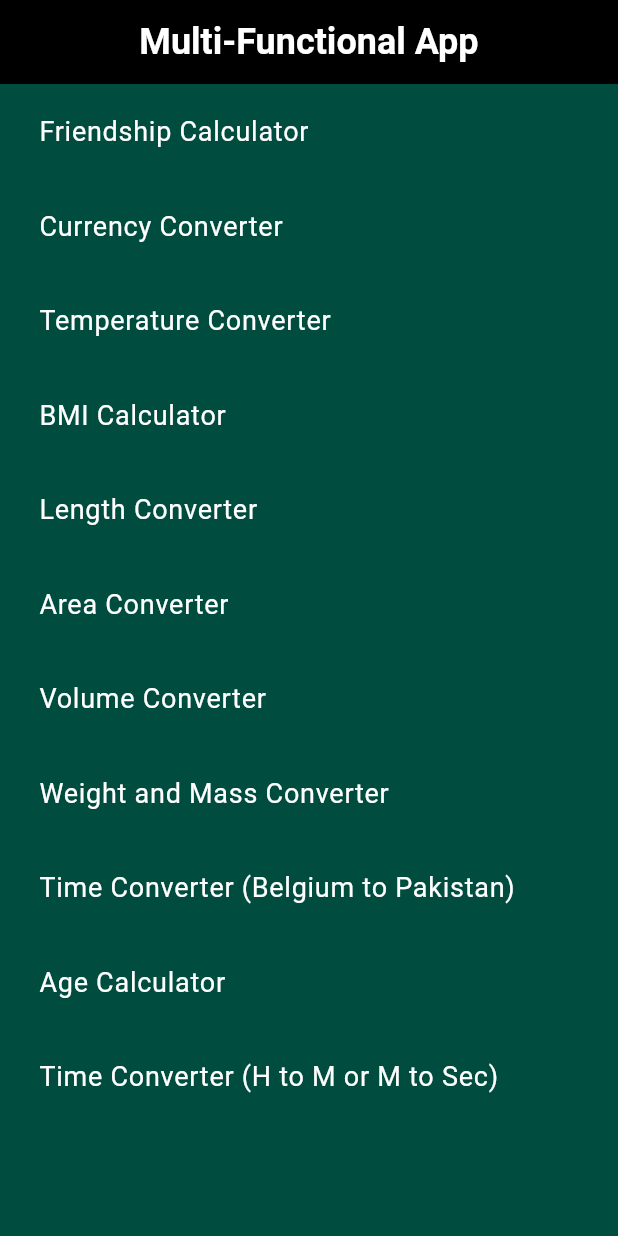
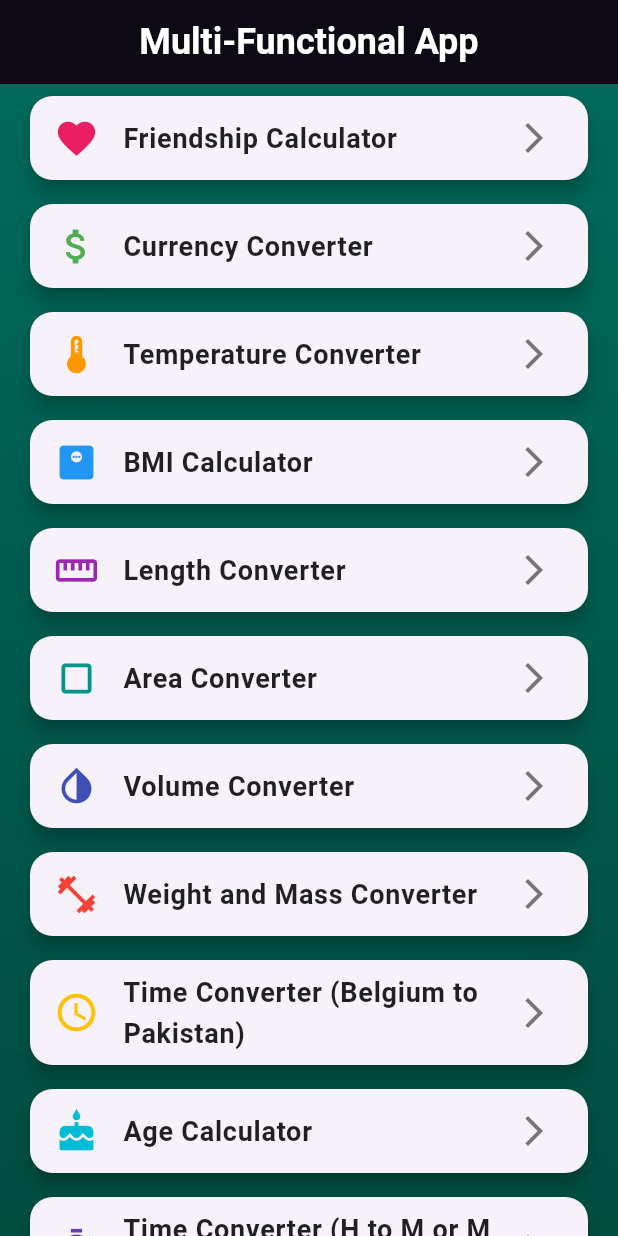
Before and after one commit to itsmehardawood/mad_assignment_2_part_2, a Flutter app: the screen it shows after launch, on a phone screen of 412 x 824 dp. Run offline on Flutter 3.47's test engine with Material 3 defaults, Android fonts, the phone set to English and light mode, and no system bars.

Commit message:
commit -m "UI updated with Card Widget more Structured"

```diff
--- a/lib/main.dart
+++ b/lib/main.dart
@@ -20,18 +20,62 @@ class MyApp extends StatelessWidget {
 
 // Main Menu Screen
 class MainMenuScreen extends StatelessWidget {
-  final List<String> operations = [
-    'Friendship Calculator',
-    'Currency Converter',
-    'Temperature Converter',
-    'BMI Calculator',
-    'Length Converter',
-    'Area Converter',
-    'Volume Converter',
-    'Weight and Mass Converter',
-    'Time Converter (Belgium to Pakistan)',
-    'Age Calculator',
-    'Time Converter (H to M or M to Sec)',
+  final List<Map<String, dynamic>> operations = [
+    {
+      'title': 'Friendship Calculator',
+      'icon': Icons.favorite,
+      'color': Colors.pink,
+    },
+    {
+      'title': 'Currency Converter',
+      'icon': Icons.attach_money,
+      'color': Colors.green,
+    },
+    {
+      'title': 'Temperature Converter',
+      'icon': Icons.thermostat,
+      'color': Colors.orange,
+    },
+    {
+      'title': 'BMI Calculator',
+      'icon': Icons.monitor_weight,
+      'color': Colors.blue,
+    },
+    {
+      'title': 'Length Converter',
+      'icon': Icons.straighten,
+      'color': Colors.purple,
+    },
+    {
+      'title': 'Area Converter',
+      'icon': Icons.crop_square,
+      'color': Colors.teal,
+    },
+    {
+      'title': 'Volume Converter',
+      'icon': Icons.invert_colors,
+      'color': Colors.indigo,
+    },
+    {
+      'title': 'Weight and Mass Converter',
+      'icon': Icons.fitness_center,
+      'color': Colors.red,
+    },
+    {
+      'title': 'Time Converter (Belgium to Pakistan)',
+      'icon': Icons.access_time,
+      'color': Colors.amber,
+    },
+    {
+      'title': 'Age Calculator',
+      'icon': Icons.cake,
+      'color': Colors.cyan,
+    },
+    {
+      'title': 'Time Converter (H to M or M to Sec)',
+      'icon': Icons.timer,
+      'color': Colors.deepPurple,
+    },
   ];
 
   @override
@@ -42,20 +86,52 @@ class MainMenuScreen extends StatelessWidget {
         backgroundColor: Colors.black,
         title: Text(
           'Multi-Functional App',
-          style: TextStyle(color: Colors.white,fontSize: 24,fontWeight: FontWeight.bold),
+          style: TextStyle(
+            color: Colors.white,
+            fontSize: 24,
+            fontWeight: FontWeight.bold,
+          ),
         ),
         centerTitle: true,
+        elevation: 10,
       ),
-      body: ListView.builder(
+      body: Container(
+        decoration: BoxDecoration(
+          gradient: LinearGradient(
+            begin: Alignment.topCenter,
+            end: Alignment.bottomCenter,
+            colors: [
+              Colors.teal.shade800,
+              Colors.teal.shade900,
+            ],
+          ),
+        ),
+        child: ListView.builder(
           itemCount: operations.length,
           itemBuilder: (context, index) {
-          return ListTile(
-            title: Padding(
-              padding: const EdgeInsets.all(10.0),
-              child: Text(
-                operations[index],
-                style: TextStyle(color: Colors.white, fontSize: 18),
+            return Card(
+              margin: EdgeInsets.symmetric(horizontal: 20 , vertical: 8),
+              elevation: 5,
+              shape: RoundedRectangleBorder(
+                borderRadius: BorderRadius.circular(15),
               ),
+              child: ListTile(
+                leading: Icon(
+                  operations[index]['icon'],
+                  color: operations[index]['color'],
+                  size: 30,
+                ),
+                title: Text(
+                  operations[index]['title'],
+                  style: TextStyle(
+                    fontSize: 18,
+                    fontWeight: FontWeight.w600,
+                    color: Colors.black87,
+                  ),
+                ),
+                trailing: Icon(
+                  Icons.arrow_forward_ios,
+                  color: Colors.grey.shade600,
                 ),
                 onTap: () {
                   // Navigate to the respective operation screen
@@ -151,8 +227,10 @@ class MainMenuScreen extends StatelessWidget {
                       break;
                   }
                 },
+              ),
             );
           },
+        ),
       ),
     );
   }
```
Lines whose indentation alone changed are shown as unchanged.
